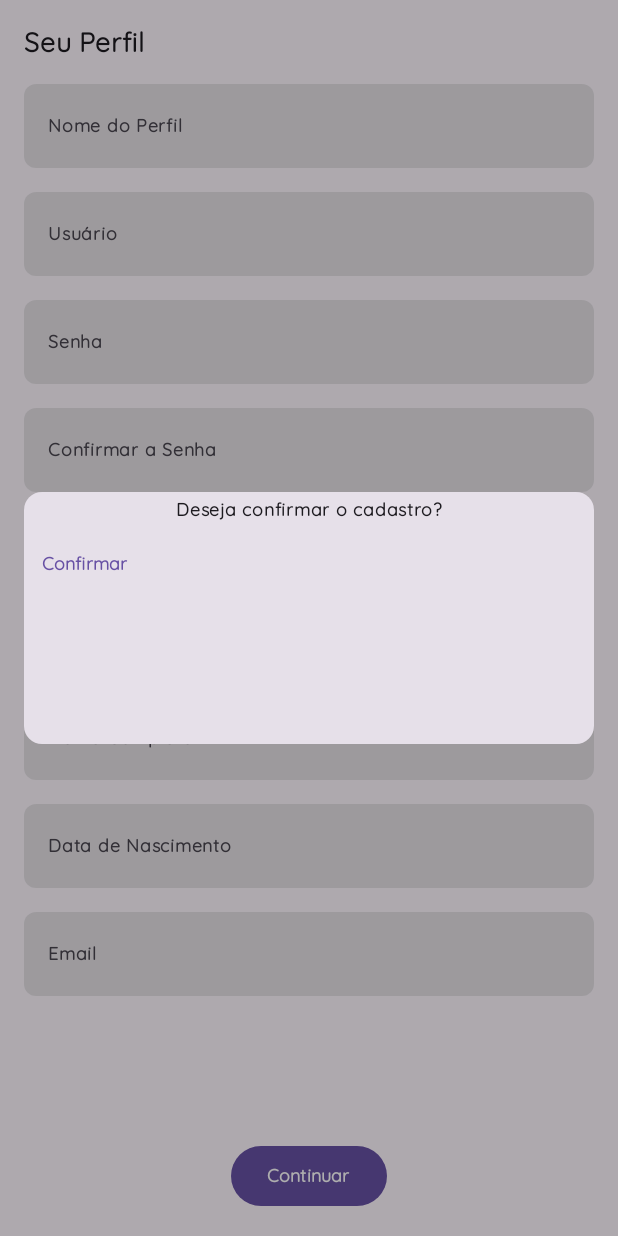
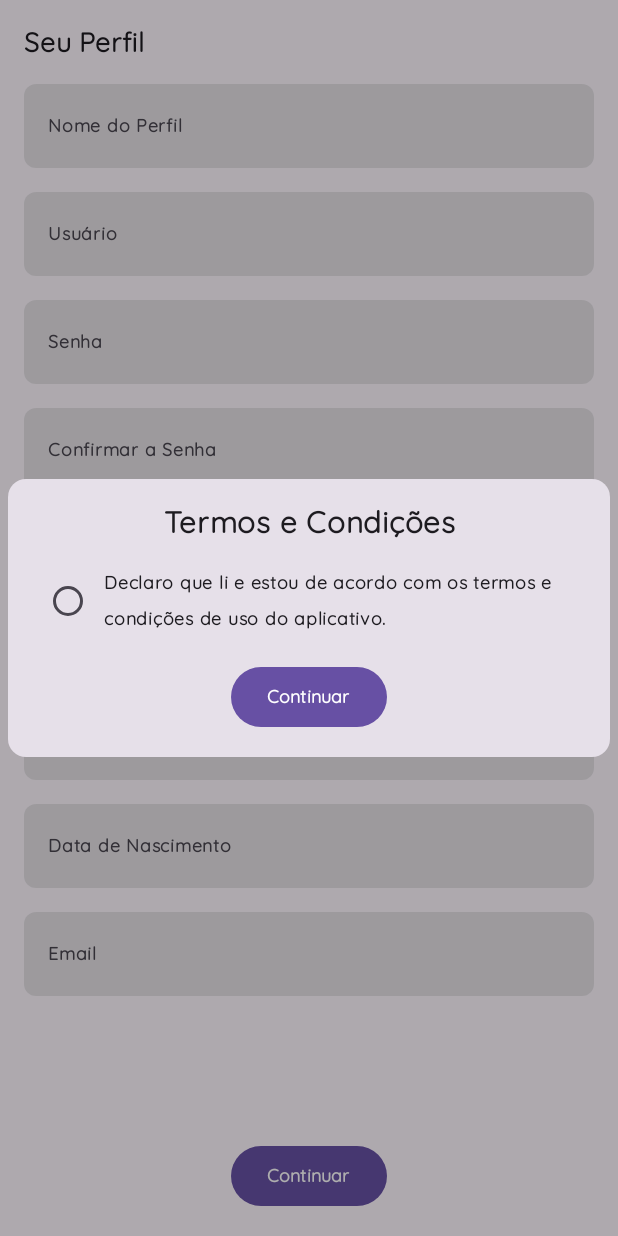
Before and after one commit to leonanmar886/arara, an Android app built with Jetpack Compose: the screen it shows after launch (MainActivity), after a tap on "Continuar", on a phone screen of 412 x 824 dp. Run offline under Robolectric (Android 15) with nearby library versions, the phone set to English and light mode, and no system bars.

Commit message:
diálogo de confimação foi implementado

```diff
--- a/app/src/main/java/com/example/arara/ui/screens/user/register/UserRegisterScreen.kt
+++ b/app/src/main/java/com/example/arara/ui/screens/user/register/UserRegisterScreen.kt
@@ -3,11 +3,13 @@ package com.example.arara.ui.screens.user.register
 import androidx.compose.foundation.layout.Arrangement
 import androidx.compose.foundation.layout.Box
 import androidx.compose.foundation.layout.Column
+import androidx.compose.foundation.layout.Row
 import androidx.compose.foundation.layout.fillMaxHeight
 import androidx.compose.foundation.layout.fillMaxSize
 import androidx.compose.foundation.layout.fillMaxWidth
 import androidx.compose.foundation.layout.height
 import androidx.compose.foundation.layout.padding
+import androidx.compose.foundation.layout.wrapContentHeight
 import androidx.compose.foundation.layout.wrapContentSize
 import androidx.compose.foundation.text.KeyboardOptions
 import androidx.compose.material3.Button
@@ -15,6 +17,7 @@ import androidx.compose.material3.Card
 import androidx.compose.material3.DatePicker
 import androidx.compose.material3.DatePickerDialog
 import androidx.compose.material3.ExperimentalMaterial3Api
+import androidx.compose.material3.RadioButton
 import androidx.compose.material3.Text
 import androidx.compose.material3.TextButton
 import androidx.compose.material3.rememberDatePickerState
@@ -25,6 +28,7 @@ import androidx.compose.runtime.remember
 import androidx.compose.runtime.setValue
 import androidx.compose.ui.Alignment
 import androidx.compose.ui.Modifier
+import androidx.compose.ui.draw.shadow
 import androidx.compose.ui.platform.LocalFocusManager
 import androidx.compose.ui.text.font.Font
 import androidx.compose.ui.text.font.FontFamily
@@ -199,26 +203,41 @@ fun UserRegisterContent() {
 
 @Composable
 fun ConfirmDialog(onConfirm: () -> Unit, onDismiss: () -> Unit) {
+  val acceptTerms = remember { mutableStateOf(false) }
+
   Dialog(onDismissRequest = { onDismiss() }) {
     Card(
       modifier = Modifier
         .fillMaxWidth()
-        .height(200.dp)
-        .padding(16.dp)
+        .wrapContentHeight()
+        .padding(5.dp)
     ) {
-      Column {
-        Text(text = "Deseja confirmar o cadastro?",
+      Column(
+        verticalArrangement = Arrangement.spacedBy(16.dp),
+        horizontalAlignment = Alignment.CenterHorizontally,
+        modifier = Modifier
+          .padding(16.dp)
+      ) {
+        Text(text = "Termos e Condições",
           modifier = Modifier
             .fillMaxWidth()
             .wrapContentSize(Alignment.Center),
           fontFamily = FontFamily(Font(R.font.quicksand)),
           fontWeight = FontWeight.W600,
-          fontSize = 12.sp,
+          fontSize = 20.sp,
           textAlign = TextAlign.Center
         )
 
-        TextButton(onClick = { onConfirm()}) {
-          Text(text = "Confirmar",
+        Row {
+          RadioButton(selected = acceptTerms.value, onClick = { acceptTerms.value = !acceptTerms.value })
+          Text(text = "Declaro que li e estou de acordo com os termos e condições de uso do aplicativo.",
+            fontFamily = FontFamily(Font(R.font.quicksand)),
+            fontWeight = FontWeight.W600,
+            fontSize = 12.sp)
+        }
+
+        Button(onClick = { onConfirm()}) {
+          Text(text = "Continuar",
             fontFamily = FontFamily(Font(R.font.quicksand)),
             fontWeight = FontWeight.W600,
             fontSize = 12.sp)
```
